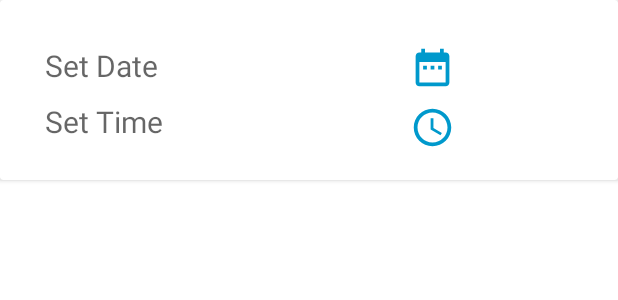
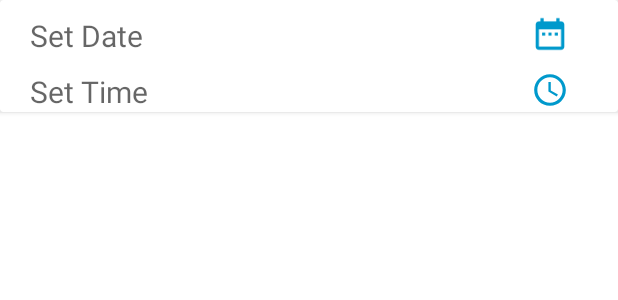
Before and after one commit to samizak/TaskManager, an Android app: the layout date_time_picker.xml on its own in the app's theme, with its tools: preview values and no code run, on a phone screen of 412 x 824 dp. Shown: the top 300 px of the screen. Run offline under Robolectric (Android 15) with nearby library versions, the phone set to English and light mode, and no system bars.

Commit message:
Version 5.3 Final version

```diff
--- a/app/src/main/java/com/example/finalyearproject/activities/LoginActivity.java
+++ b/app/src/main/java/com/example/finalyearproject/activities/LoginActivity.java
@@ -35,7 +35,6 @@ public class LoginActivity extends AppCompatActivity {
 
     private GoogleSignInClient mGoogleSignInClient;
     private FirebaseAuth mAuth;
-
 
     private void OpenSignUpActivity() {
         Intent intent = new Intent(this, CreateAccountActivity.class);
--- a/app/src/main/java/com/example/finalyearproject/activities/SubTaskActivity.java
+++ b/app/src/main/java/com/example/finalyearproject/activities/SubTaskActivity.java
@@ -119,7 +119,7 @@ public class SubTaskActivity extends AppCompatActivity {
     protected void onCreate(Bundle savedInstanceState) {
         super.onCreate(savedInstanceState);
 
-        setTitle("");
+        setTitle("Sub-Tasks");
         setContentView(R.layout.activity_show_subtasks);
         Objects.requireNonNull(getSupportActionBar()).setDisplayHomeAsUpEnabled(true);
 
--- a/app/src/main/java/com/example/finalyearproject/activities/TaskActivity.java
+++ b/app/src/main/java/com/example/finalyearproject/activities/TaskActivity.java
@@ -214,7 +214,7 @@ public class TaskActivity extends AppCompatActivity {
     protected void onActivityResult(int requestCode, int resultCode, Intent data) {
         super.onActivityResult(requestCode, resultCode, data);
 
-        // Fixes crash when back button pressed when importing/exporting using Intent
+        // Fixes crash when back button pressed when importing/exporting using File Explorer Intent
         if (resultCode == 0) return;
 
         if (requestCode == 1) importExportData.ExportTasks(resultCode, data, taskList);
--- a/app/src/main/java/com/example/finalyearproject/utils/EncryptDecryptData.java
+++ b/app/src/main/java/com/example/finalyearproject/utils/EncryptDecryptData.java
@@ -1,9 +1,6 @@
 package com.example.finalyearproject.utils;
 
-import android.os.Build;
 import android.util.Base64;
-
-import androidx.annotation.RequiresApi;
 
 import java.nio.charset.StandardCharsets;
 import java.security.MessageDigest;
@@ -13,7 +10,6 @@ import javax.crypto.Cipher;
 import javax.crypto.spec.IvParameterSpec;
 import javax.crypto.spec.SecretKeySpec;
 
-@RequiresApi(api = Build.VERSION_CODES.KITKAT)
 public class EncryptDecryptData {
 
     private static final String password = "AES";
--- a/app/src/main/res/layout/activity_login.xml
+++ b/app/src/main/res/layout/activity_login.xml
@@ -39,7 +39,7 @@
                 android:layout_gravity="center"
                 android:layout_weight="0.25"
                 android:orientation="vertical"
-                android:text="OR"
+                android:text="@string/or"
                 android:textAlignment="center" />
 
             <View
@@ -60,7 +60,7 @@
                 android:layout_width="match_parent"
                 android:layout_height="wrap_content"
                 android:ems="10"
-                android:hint="Email"
+                android:hint="@string/email"
                 android:inputType="textEmailAddress" />
 
             <EditText
@@ -68,7 +68,7 @@
                 android:layout_width="match_parent"
                 android:layout_height="wrap_content"
                 android:ems="10"
-                android:hint="Password"
+                android:hint="@string/password"
                 android:inputType="textPassword" />
 
             <Button
@@ -76,7 +76,7 @@
                 android:layout_width="match_parent"
                 android:layout_height="wrap_content"
                 android:layout_marginTop="10dp"
-                android:text="Log In"
+                android:text="@string/log_in"
                 android:textAllCaps="false" />
 
             <LinearLayout
@@ -95,7 +95,7 @@
                     android:layout_marginEnd="5dp"
                     android:layout_weight="1"
                     android:gravity="right"
-                    android:text="No Account?"
+                    android:text="@string/no_account"
                     android:textSize="12sp"
                     android:textStyle="bold" />
 
@@ -105,7 +105,7 @@
                     android:layout_height="wrap_content"
                     android:layout_weight="1"
                     android:gravity="left"
-                    android:text="Sign up"
+                    android:text="@string/sign_up"
                     android:textColor="@color/design_default_color_primary_dark"
                     android:textSize="12sp"
                     android:textStyle="bold" />
--- a/app/src/main/res/layout/date_time_picker.xml
+++ b/app/src/main/res/layout/date_time_picker.xml
@@ -1,68 +1,81 @@
-<?xml version="1.0" encoding="utf-8"?>
-<RelativeLayout xmlns:android="http://schemas.android.com/apk/res/android"
+<androidx.cardview.widget.CardView xmlns:android="http://schemas.android.com/apk/res/android"
     android:layout_width="match_parent"
-    android:layout_height="match_parent">
+    android:layout_height="wrap_content"
+    android:layout_alignParentStart="true"
+    android:layout_alignParentTop="true">
 
-    <androidx.cardview.widget.CardView
+    <LinearLayout
         android:layout_width="match_parent"
-        android:layout_height="wrap_content"
-        android:layout_alignParentStart="true"
-        android:layout_alignParentTop="true">
+        android:layout_height="match_parent"
+        android:gravity="center"
+        android:orientation="vertical">
 
-        <RelativeLayout
+        <LinearLayout
             android:layout_width="match_parent"
             android:layout_height="match_parent"
-            android:padding="20dp">
-
-
-            <ImageButton
-                android:id="@+id/selectDateButton"
-                android:layout_width="30dp"
-                android:layout_height="30dp"
-                android:layout_marginStart="10dp"
-                android:layout_marginTop="10dp"
-                android:layout_toEndOf="@id/DateViewText"
-                android:background="?attr/selectableItemBackgroundBorderless"
-                android:scaleType="fitCenter"
-                android:src="@drawable/ic_baseline_date_range_24" />
-
-            <ImageButton
-                android:id="@+id/selectTimeButton"
-                android:layout_width="30dp"
-                android:layout_height="30dp"
-                android:layout_below="@id/selectDateButton"
-                android:layout_marginStart="10dp"
-                android:layout_marginTop="10dp"
-                android:layout_toEndOf="@id/TimeViewText"
-                android:background="?attr/selectableItemBackgroundBorderless"
-                android:scaleType="fitCenter"
-                android:src="@drawable/ic_outline_access_time_24" />
+            android:orientation="horizontal"
+            android:weightSum="1">
 
             <TextView
                 android:id="@+id/DateViewText"
-                android:layout_width="wrap_content"
+                android:layout_width="0dp"
                 android:layout_height="wrap_content"
-                android:layout_marginStart="10dp"
+                android:layout_marginStart="20dp"
                 android:layout_marginTop="10dp"
+                android:layout_marginEnd="20dp"
+                android:layout_weight="0.75"
                 android:ems="10"
                 android:focusable="true"
                 android:focusableInTouchMode="true"
                 android:hint="@string/set_date"
                 android:textSize="20sp" />
 
+            <ImageButton
+                android:id="@+id/selectDateButton"
+                android:layout_width="0dp"
+                android:layout_height="25dp"
+                android:layout_marginStart="10dp"
+                android:layout_marginTop="10dp"
+                android:layout_weight="0.25"
+                android:adjustViewBounds="true"
+                android:background="?attr/selectableItemBackgroundBorderless"
+                android:scaleType="fitCenter"
+                android:src="@drawable/ic_baseline_date_range_24" />
+
+        </LinearLayout>
+
+        <LinearLayout
+            android:layout_width="match_parent"
+            android:layout_height="match_parent"
+            android:orientation="horizontal"
+            android:weightSum="1">
+
             <TextView
                 android:id="@+id/TimeViewText"
-                android:layout_width="wrap_content"
+                android:layout_width="0dp"
                 android:layout_height="wrap_content"
-                android:layout_below="@id/DateViewText"
-                android:layout_marginStart="10dp"
+                android:layout_marginStart="20dp"
                 android:layout_marginTop="10dp"
+                android:layout_marginEnd="20dp"
+                android:layout_weight="0.75"
                 android:ems="10"
                 android:focusable="true"
                 android:focusableInTouchMode="true"
                 android:hint="@string/set_time"
                 android:textSize="20sp" />
 
-        </RelativeLayout>
-    </androidx.cardview.widget.CardView>
-</RelativeLayout>
+            <ImageButton
+                android:id="@+id/selectTimeButton"
+                android:layout_width="0dp"
+                android:layout_height="25dp"
+                android:layout_marginStart="10dp"
+                android:layout_marginTop="10dp"
+                android:layout_weight="0.25"
+                android:adjustViewBounds="true"
+                android:background="?attr/selectableItemBackgroundBorderless"
+                android:scaleType="fitCenter"
+                android:src="@drawable/ic_outline_access_time_24" />
+        </LinearLayout>
+
+    </LinearLayout>
+</androidx.cardview.widget.CardView>
--- a/app/src/main/res/values/colors.xml
+++ b/app/src/main/res/values/colors.xml
@@ -1,10 +1,8 @@
 <?xml version="1.0" encoding="utf-8"?>
 <resources>
     <color name="purple_200">#FFBB86FC</color>
-    <color name="purple_500">#FF6200EE</color>
     <color name="purple_700">#FF3700B3</color>
     <color name="teal_200">#FF03DAC5</color>
-    <color name="teal_700">#FF018786</color>
     <color name="black">#FF000000</color>
     <color name="white">#FFFFFFFF</color>
 </resources>
--- a/app/src/main/res/values/strings.xml
+++ b/app/src/main/res/values/strings.xml
@@ -17,7 +17,6 @@
     <string name="searchTasks">Search</string>
     <string name="import_export_tasks">Import/Export Tasks</string>
     <string name="sign_out">Sign Out</string>
-    <string name="hide_show_completed_tasks">Hide/Show Completed Tasks</string>
     <string name="editTaskTextView">Edit Task</string>
     <string name="sub_task_name">Sub Task Name</string>
     <string name="enter_a_new_sub_task">Enter a new Sub Task</string>
@@ -28,4 +27,8 @@
     <string name="email">Email</string>
     <string name="password">Password</string>
     <string name="no_tasks">No Tasks!</string>
+    <string name="or">OR</string>
+    <string name="log_in">Log In</string>
+    <string name="no_account">No Account?</string>
+    <string name="sign_up">Sign up</string>
 </resources>
```
